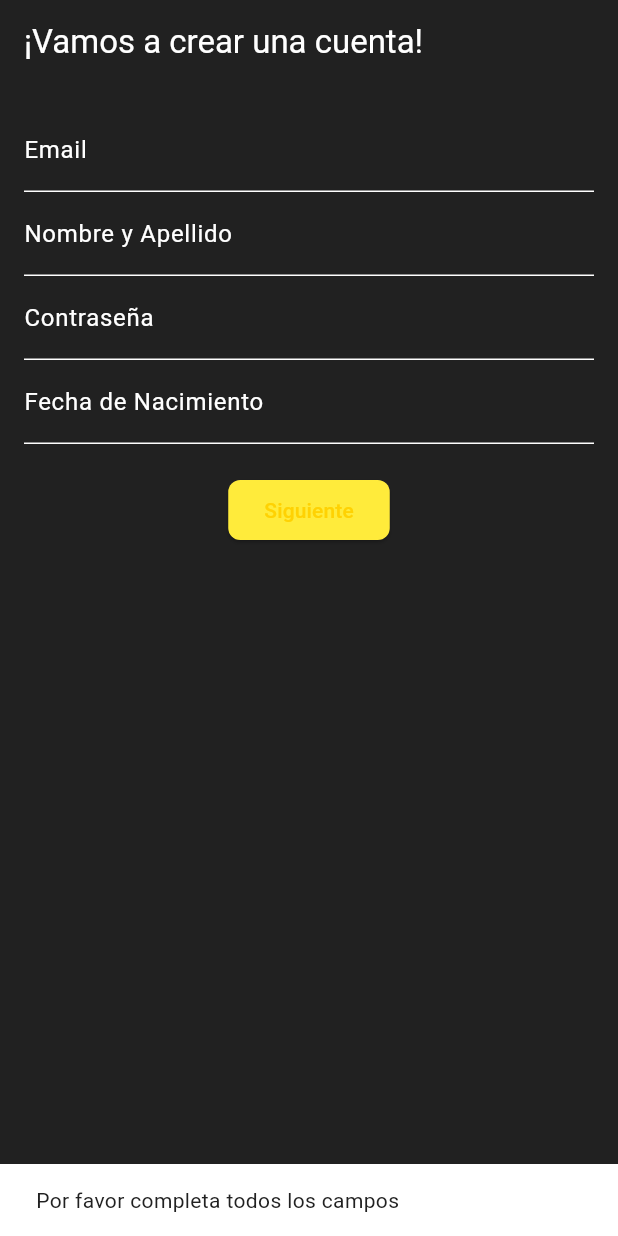
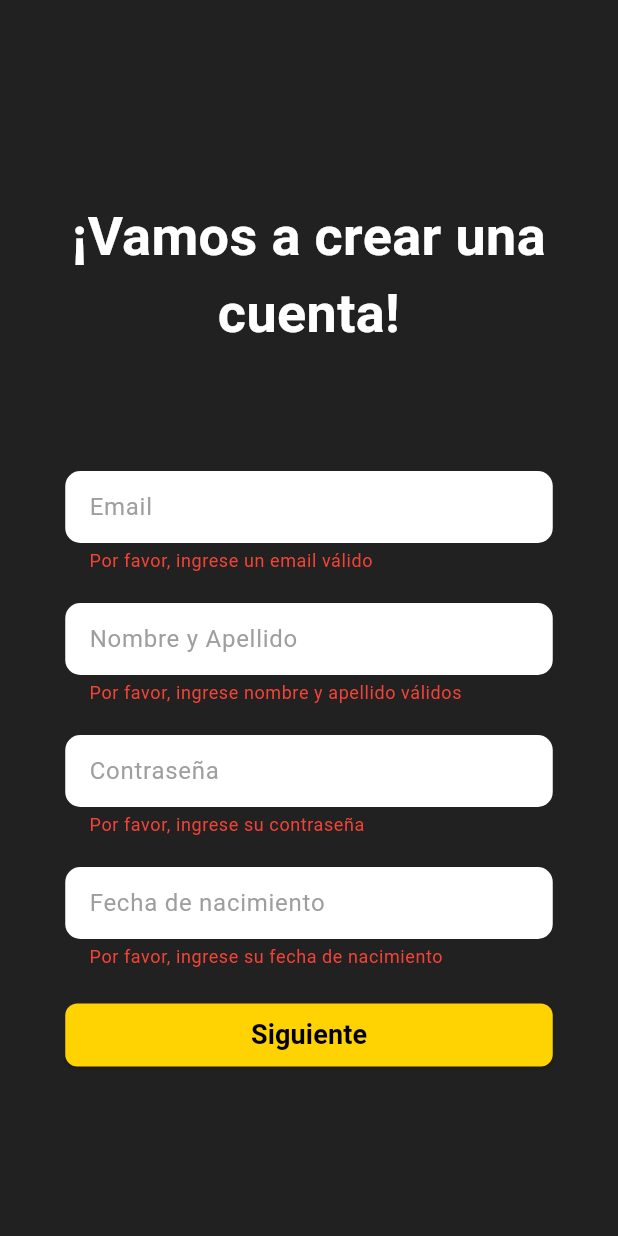
Before and after one commit to julianszw/GymForce, a Flutter app: the RegisterScreen screen opened by its route, after a tap on "Siguiente", on a phone screen of 412 x 824 dp. Run offline on Flutter 3.47's test engine with Material 3 defaults, Android fonts, the phone set to English and light mode, and no system bars; our stand-ins replace cloud_firestore, firebase_auth, firebase_core, flutter_riverpod, go_router; accounts and stored records are empty.

Commit message:
Changed UI for first screen register

```diff
--- a/lib/config/theme/custom_theme.dart
+++ b/lib/config/theme/custom_theme.dart
@@ -24,10 +24,22 @@ final ThemeData customTheme = ThemeData(
   elevatedButtonTheme: ElevatedButtonThemeData(
     style: ElevatedButton.styleFrom(
       backgroundColor: const Color(0xFFFFD202),
+      padding: const EdgeInsets.symmetric(vertical: 8),
       shape: RoundedRectangleBorder(
         borderRadius: BorderRadius.circular(8),
       ),
     ),
+  ),
+
+  inputDecorationTheme: InputDecorationTheme(
+    filled: true,
+    fillColor: Colors.white,
+    border: OutlineInputBorder(
+      borderRadius: BorderRadius.circular(10),
+      borderSide: BorderSide.none,
+    ),
+    hintStyle: const TextStyle(color: Colors.grey),
+    errorStyle: const TextStyle(color: Colors.red),
   ),
 
   // Definir estilo del texto
--- a/lib/presentation/screens/register_screen.dart
+++ b/lib/presentation/screens/register_screen.dart
@@ -1,5 +1,8 @@
 import 'package:flutter/material.dart';
+import 'package:intl/date_symbol_data_local.dart';
+import 'package:intl/intl.dart';
 import 'package:gym_force/presentation/screens/register_submit_screen.dart';
+import 'package:gym_force/utils/validators.dart';
 
 class RegisterScreen extends StatefulWidget {
   @override
@@ -12,24 +15,37 @@ class _RegisterScreenState extends State<RegisterScreen> {
   final _passwordController = TextEditingController();
   final _birthdateController = TextEditingController();
 
+  bool _isEmailValid = true;
+  bool _isNameValid = true;
+  bool _isPasswordValid = true;
+  bool _isBirthDateValid = true;
+
+  @override
+  void initState() {
+    super.initState();
+    initializeDateFormatting('es', null);
+  }
+
   void goToNextScreen() {
     String email = _emailController.text;
     String name = _nameController.text;
     String password = _passwordController.text;
     String birthdate = _birthdateController.text;
 
-    // Validación simple
-    if (email.isEmpty ||
-        name.isEmpty ||
-        password.isEmpty ||
-        birthdate.isEmpty) {
-      ScaffoldMessenger.of(context).showSnackBar(
-        SnackBar(content: Text('Por favor completa todos los campos')),
-      );
+    setState(() {
+      _isEmailValid = validateEmail(email);
+      _isNameValid = validateName(name);
+      _isPasswordValid = validatePassword(password);
+      _isBirthDateValid = birthdate.isNotEmpty;
+    });
+
+    if (!_isEmailValid ||
+        !_isNameValid ||
+        !_isPasswordValid ||
+        !_isBirthDateValid) {
       return;
     }
 
-    // Navegar a la segunda pantalla pasando los datos de la primera
     Navigator.push(
       context,
       MaterialPageRoute(
@@ -43,38 +59,118 @@ class _RegisterScreenState extends State<RegisterScreen> {
     );
   }
 
+  Future<void> _selectDate() async {
+    DateTime? picked = await showDatePicker(
+        context: context, firstDate: DateTime(1950), lastDate: DateTime.now());
+
+    if (picked != null) {
+      setState(() {
+        _birthdateController.text =
+            DateFormat("d 'de' MMMM 'del' y", 'es').format(picked);
+      });
+    }
+  }
+
   @override
   Widget build(BuildContext context) {
     return Scaffold(
-      appBar: AppBar(title: Text('¡Vamos a crear una cuenta!')),
-      body: Padding(
+      appBar: AppBar(),
+      body: SingleChildScrollView(
+        child: Center(
+          child: Padding(
             padding: const EdgeInsets.all(16.0),
+            child: SizedBox(
+              width: 325,
               child: Column(
                 children: [
+                  const SizedBox(height: 60),
+                  const Column(
+                    mainAxisAlignment: MainAxisAlignment.center,
+                    children: [
+                      Text(
+                        '¡Vamos a crear una cuenta!',
+                        style: TextStyle(
+                          color: Colors.white,
+                          fontSize: 36,
+                          fontWeight: FontWeight.bold,
+                        ),
+                        textAlign: TextAlign.center,
+                      ),
+                    ],
+                  ),
+                  const SizedBox(height: 80),
                   TextField(
                     controller: _emailController,
-              decoration: InputDecoration(labelText: 'Email'),
+                    style: const TextStyle(
+                        fontSize: 16, height: 1, color: Colors.black),
+                    keyboardType: TextInputType.emailAddress,
+                    decoration: InputDecoration(
+                      hintText: 'Email',
+                      errorText: _isEmailValid
+                          ? null
+                          : 'Por favor, ingrese un email válido',
                     ),
+                  ),
+                  const SizedBox(height: 20),
                   TextField(
                     controller: _nameController,
-              decoration: InputDecoration(labelText: 'Nombre y Apellido'),
+                    style: const TextStyle(
+                        fontSize: 16, height: 1, color: Colors.black),
+                    decoration: InputDecoration(
+                      hintText: 'Nombre y Apellido',
+                      errorText: _isNameValid
+                          ? null
+                          : 'Por favor, ingrese nombre y apellido válidos',
                     ),
+                  ),
+                  const SizedBox(height: 20),
                   TextField(
                     controller: _passwordController,
-              decoration: InputDecoration(labelText: 'Contraseña'),
                     obscureText: true,
+                    style: const TextStyle(
+                        fontSize: 16, height: 1, color: Colors.black),
+                    decoration: InputDecoration(
+                      hintText: 'Contraseña',
+                      errorText: _isPasswordValid
+                          ? null
+                          : 'Por favor, ingrese su contraseña',
                     ),
+                  ),
+                  const SizedBox(height: 20),
                   TextField(
                     controller: _birthdateController,
-              decoration: InputDecoration(labelText: 'Fecha de Nacimiento'),
+                    style: const TextStyle(
+                        fontSize: 16, height: 1, color: Colors.black),
+                    decoration: InputDecoration(
+                      filled: true,
+                      hintText: 'Fecha de nacimiento',
+                      errorText: _isBirthDateValid
+                          ? null
+                          : 'Por favor, ingrese su fecha de nacimiento',
                     ),
-            SizedBox(height: 20),
-            ElevatedButton(
+                    readOnly: true,
+                    onTap: () {
+                      _selectDate();
+                    },
+                  ),
+                  const SizedBox(height: 20),
+                  SizedBox(
+                    width: double.infinity,
+                    child: ElevatedButton(
                       onPressed: goToNextScreen,
-              child: Text('Siguiente'),
-              style: ElevatedButton.styleFrom(backgroundColor: Colors.yellow),
+                      child: const Text(
+                        'Siguiente',
+                        style: TextStyle(
+                            color: Colors.black,
+                            fontSize: 18,
+                            fontWeight: FontWeight.bold),
+                      ),
+                    ),
                   ),
                 ],
+              ),
+            ),
+          ),
         ),
       ),
     );
--- /dev/null
+++ b/lib/utils/validators.dart
@@ -0,0 +1,21 @@
+bool validateEmail(String email) {
+  final RegExp emailRegex = RegExp(
+    r'^[a-zA-Z0-9._%+-]+@[a-zA-Z0-9.-]+\.[a-zA-Z]{2,}$',
+  );
+  return emailRegex.hasMatch(email);
+}
+
+bool validatePassword(String password) {
+  return password.length >= 6;
+}
+
+bool validateName(String name) {
+  List<String> words = name.split(' ');
+  if (words.length < 2) return false;
+
+  for (String word in words) {
+    if (word.length < 3) return false;
+  }
+
+  return true;
+}
--- a/pubspec.yaml
+++ b/pubspec.yaml
@@ -8,12 +8,13 @@ environment:
 
 dependencies:
   cloud_firestore: ^5.4.4
+  firebase_auth: ^5.3.1
   firebase_core: ^3.6.0
-  firebase_auth: ^5.3.1
   flutter:
     sdk: flutter
   flutter_riverpod: ^2.5.1
   go_router: ^14.3.0
+  intl: ^0.19.0
 
 dev_dependencies:
   flutter_lints: ^4.0.0
```
Also changed, not shown: lib/presentation/screens/auth_screen.dart (+6 -20 lines), lib/presentation/screens/login_screen.dart (+48 -26 lines), pubspec.lock. Lines whose indentation alone changed are shown as unchanged.
